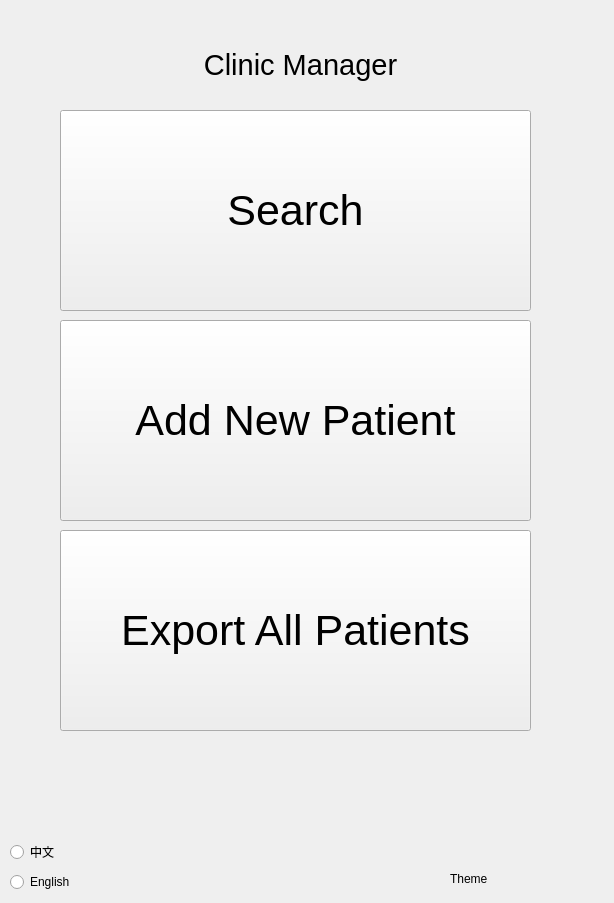
Before: the Qt Designer form form.ui in OhaoTech/ClinicManager, drawn with Qt 5.
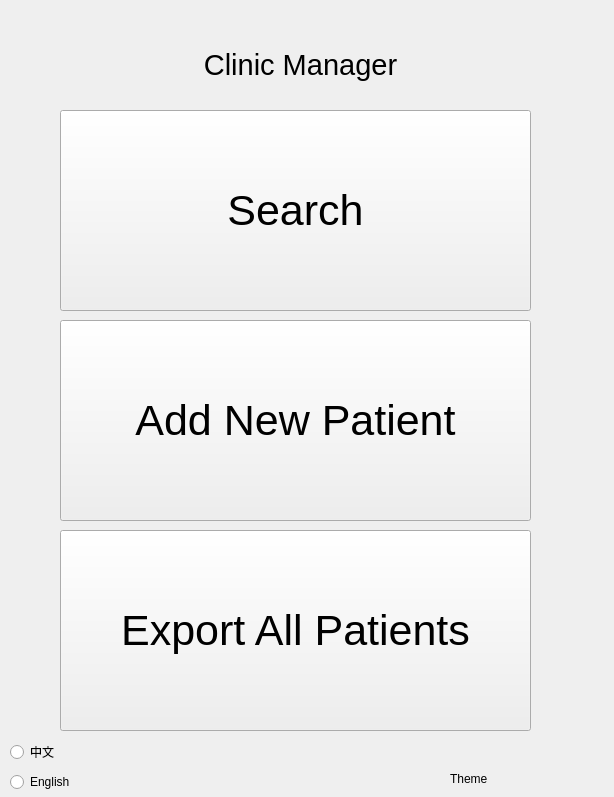
After: the same form once the commit is applied. Icons and pictures are not drawn.

```diff
--- a/form.ui
+++ b/form.ui
@@ -7,7 +7,7 @@
     <x>0</x>
     <y>0</y>
     <width>614</width>
-    <height>903</height>
+    <height>797</height>
    </rect>
   </property>
   <property name="windowTitle">
@@ -89,7 +89,7 @@
     <property name="geometry">
      <rect>
       <x>450</x>
-      <y>870</y>
+      <y>770</y>
       <width>66</width>
       <height>18</height>
      </rect>
@@ -102,7 +102,7 @@
     <property name="geometry">
      <rect>
       <x>10</x>
-      <y>870</y>
+      <y>770</y>
       <width>114</width>
       <height>24</height>
      </rect>
@@ -115,7 +115,7 @@
     <property name="geometry">
      <rect>
       <x>10</x>
-      <y>840</y>
+      <y>740</y>
       <width>114</width>
       <height>24</height>
      </rect>
```
